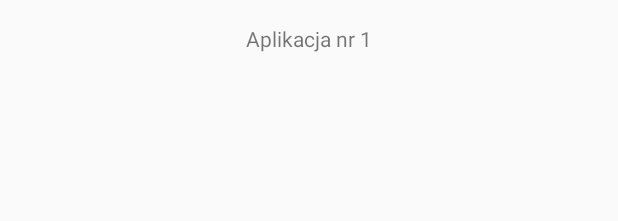
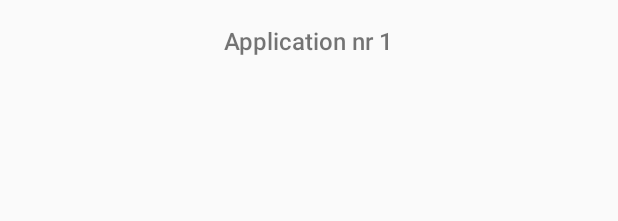
Before and after one commit to lkopocinski/Pat2016_Lukasz_Kopocinski, an Android app: the layout fragment_main.xml on its own in the app's theme, with its tools: preview values and no code run, on a phone screen of 412 x 824 dp. Shown: the top 221 px of the screen. Run offline under Robolectric (Android 15) with nearby library versions, the phone set to English and light mode, and no system bars.

Commit message:
warnings removed

```diff
--- a/app/src/main/res/layout/fragment_main.xml
+++ b/app/src/main/res/layout/fragment_main.xml
@@ -11,6 +11,8 @@
     <TextView
         android:layout_width="wrap_content"
         android:layout_height="wrap_content"
+        android:textSize="16sp"
+        android:fontFamily="sans-serif-medium"
         android:layout_centerHorizontal="true"
         android:text="@string/main_fragment_text" />
 
--- a/app/src/main/res/values/colors.xml
+++ b/app/src/main/res/values/colors.xml
@@ -1,6 +1,6 @@
 <?xml version="1.0" encoding="utf-8"?>
 <resources>
-    <color name="colorPrimary">#3F51B5</color>
-    <color name="colorPrimaryDark">#303F9F</color>
+    <color name="colorPrimary">#009688</color>
+    <color name="colorPrimaryDark">#00796b</color>
     <color name="colorAccent">#FF4081</color>
 </resources>
--- a/app/src/main/res/values/strings.xml
+++ b/app/src/main/res/values/strings.xml
@@ -2,5 +2,5 @@
     <string name="app_name">lukasz.kopocinski</string>
     <string name="action_settings">Settings</string>
 
-    <string name="main_fragment_text">Aplikacja nr 1</string>
+    <string name="main_fragment_text">Application nr 1</string>
 </resources>
```
Also changed, not shown: app/src/main/java/pl/kopocinski/lukasz/lukaszkopocinski/activities/MainActivity.java (+0 -13 lines), app/src/main/java/pl/kopocinski/lukasz/lukaszkopocinski/activities/SplashScreen.java (+9 -8 lines), app/src/main/java/pl/kopocinski/lukasz/lukaszkopocinski/fragments/MainFragment.java (+3 -4 lines), app/src/main/res/layout/activity_main.xml (+0 -8 lines).
